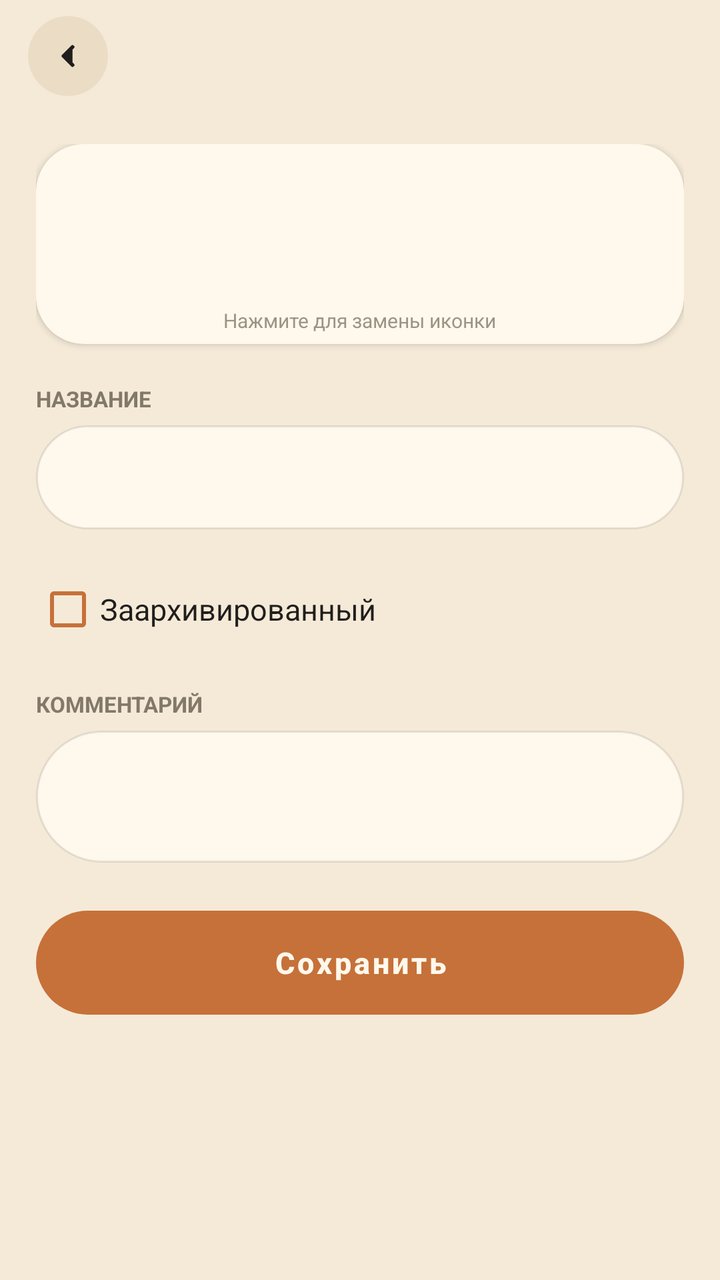
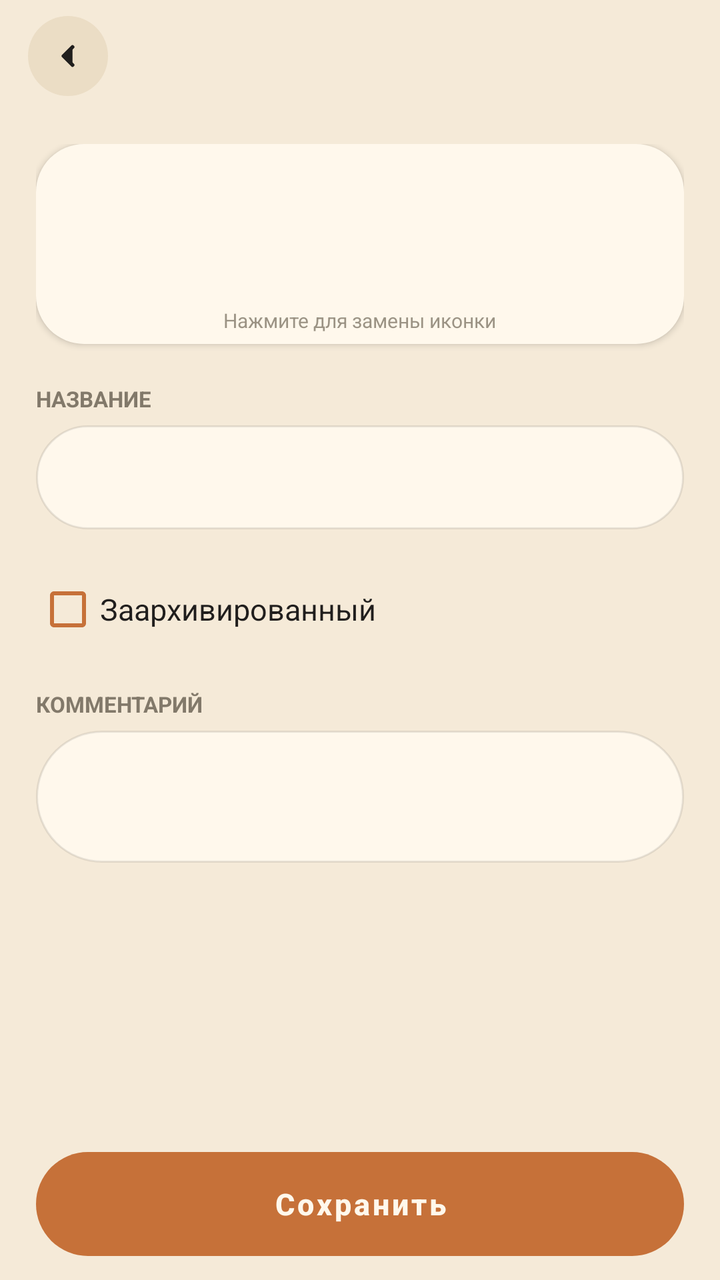

Screens rendered from an Android XML layout before and after an edit, with the pre-edit source and the edit as a unified diff.
<!-- AndroidManifest.xml: activity theme AppTheme.NoActionBar -->
<!-- res/layout/activity_account_item.xml -->
<?xml version="1.0" encoding="utf-8"?>

<LinearLayout xmlns:android="http://schemas.android.com/apk/res/android"
    android:layout_width="match_parent"
    android:layout_height="match_parent"
    android:background="@color/colorBackground"
    android:orientation="vertical">

    <include layout="@layout/view_screen_header"/>

    <ScrollView
        android:layout_width="match_parent"
        android:layout_height="0dp"
        android:layout_weight="1"
        android:scrollbars="none">

    <LinearLayout
        android:layout_width="match_parent"
        android:layout_height="wrap_content"
        android:orientation="vertical"
        android:padding="18dp">

        
        <FrameLayout
            android:layout_width="match_parent"
            android:layout_height="100dp"
            android:background="@drawable/bg_card"
            android:elevation="2dp"
            android:clickable="true"
            android:focusable="true"
            android:onClick="pickIconClick"
            android:layout_marginBottom="20dp">

            <ImageView
                android:id="@+id/imageAccView"
                android:layout_width="match_parent"
                android:layout_height="match_parent"
                android:scaleType="centerInside"
                android:padding="12dp"/>

            <TextView
                android:layout_width="wrap_content"
                android:layout_height="wrap_content"
                android:layout_gravity="bottom|center_horizontal"
                android:paddingBottom="5dp"
                android:text="Нажмите для замены иконки"
                android:textSize="10sp"
                android:textColor="@color/colorTextSecondary"
                android:alpha="0.8"/>
        </FrameLayout>

        
        <TextView
            android:layout_width="match_parent"
            android:layout_height="wrap_content"
            android:text="НАЗВАНИЕ"
            android:textSize="11sp"
            android:textStyle="bold"
            android:textAllCaps="true"
            android:textColor="@color/colorTextSecondary"
            android:layout_marginBottom="6dp"/>

        <EditText
            android:id="@+id/editAccName"
            android:layout_width="match_parent"
            android:layout_height="52dp"
            android:background="@drawable/bg_input_pill"
            android:padding="14dp"
            android:inputType="text"
            android:textColor="@color/colorTextPrimary"
            android:textSize="15sp"
            android:layout_marginBottom="16dp"/>

        
        <LinearLayout
            android:id="@+id/operatingGroup"
            android:layout_width="match_parent"
            android:layout_height="wrap_content"
            android:visibility="gone"
            android:orientation="vertical">

            <TextView
                android:layout_width="match_parent"
                android:layout_height="wrap_content"
                android:text="ВАЛЮТА"
                android:textSize="11sp"
                android:textStyle="bold"
                android:textAllCaps="true"
                android:textColor="@color/colorTextSecondary"
                android:layout_marginBottom="6dp"/>

            <LinearLayout
                android:id="@+id/currencyPickerRow"
                android:layout_width="match_parent"
                android:layout_height="52dp"
                android:background="@drawable/bg_input_pill"
                android:orientation="horizontal"
                android:paddingLeft="14dp"
                android:paddingRight="14dp"
                android:clickable="true"
                android:focusable="true"
                android:onClick="pickCurrencyClick"
                android:layout_marginBottom="16dp">

                <ImageView
                    android:id="@+id/imageCurencyView"
                    android:layout_width="28dp"
                    android:layout_height="28dp"
                    android:layout_gravity="center_vertical"
                    android:layout_marginEnd="10dp"/>

                <TextView
                    android:id="@+id/tvCurrencyLabel"
                    android:layout_width="0dp"
                    android:layout_height="match_parent"
                    android:layout_weight="1"
                    android:gravity="center_vertical"
                    android:textColor="@color/colorTextPrimary"
                    android:textSize="15sp"/>

                <ImageView
                    android:layout_width="20dp"
                    android:layout_height="20dp"
                    android:layout_gravity="center_vertical"
                    android:src="@drawable/ic_next"
                    android:alpha="0.4"/>
            </LinearLayout>
        </LinearLayout>

        
        <CheckBox
            android:id="@+id/checkIsArchive"
            android:layout_width="match_parent"
            android:layout_height="wrap_content"
            android:text="Заархивированный"
            android:textColor="@color/colorTextPrimary"
            android:textSize="15sp"
            android:buttonTint="@color/colorPrimary"
            android:layout_marginBottom="16dp"/>

        
        <TextView
            android:layout_width="match_parent"
            android:layout_height="wrap_content"
            android:text="КОММЕНТАРИЙ"
            android:textSize="11sp"
            android:textStyle="bold"
            android:textAllCaps="true"
            android:textColor="@color/colorTextSecondary"
            android:layout_marginBottom="6dp"/>

        <EditText
            android:id="@+id/editComment"
            android:layout_width="match_parent"
            android:layout_height="wrap_content"
            android:background="@drawable/bg_input_pill"
            android:padding="14dp"
            android:inputType="textMultiLine"
            android:minLines="2"
            android:textColor="@color/colorTextPrimary"
            android:textSize="15sp"
            android:layout_marginBottom="24dp"/>

        
        <Button
            android:id="@+id/btnSave"
            android:layout_width="match_parent"
            android:layout_height="52dp"
            android:background="@drawable/bg_pill_primary"
            android:stateListAnimator="@null"
            android:text="Сохранить"
            android:textAllCaps="false"
            android:textColor="@color/colorSurface"
            android:textSize="15sp"
            android:textStyle="bold"
            android:onClick="btnSaveClick"
            android:layout_marginBottom="10dp"/>

        
        <Button
            android:id="@+id/btnDelete"
            android:layout_width="match_parent"
            android:layout_height="52dp"
            android:background="@drawable/bg_pill_outline_expanse"
            android:stateListAnimator="@null"
            android:text="Удалить"
            android:textAllCaps="false"
            android:textColor="@color/colorexpanse"
            android:textSize="15sp"
            android:textStyle="bold"
            android:onClick="btnDeleteClick"
            android:visibility="gone"/>

    </LinearLayout>
</ScrollView>
</LinearLayout>
<!-- res/layout/view_screen_header.xml (included above) -->
<?xml version="1.0" encoding="utf-8"?>

<LinearLayout xmlns:android="http://schemas.android.com/apk/res/android"
    android:layout_width="match_parent"
    android:layout_height="wrap_content"
    android:gravity="center_vertical"
    android:orientation="horizontal"
    android:paddingLeft="14dp"
    android:paddingRight="14dp"
    android:paddingTop="8dp"
    android:paddingBottom="6dp">

    <ImageButton
        android:id="@+id/btnUp"
        android:layout_width="40dp"
        android:layout_height="40dp"
        android:background="@drawable/bg_pill_secondary"
        android:contentDescription="Назад"
        android:padding="11dp"
        android:scaleType="fitCenter"
        android:src="@drawable/ic_nav_back"
        android:onClick="btnUp"/>

    <TextView
        android:id="@+id/screenTitle"
        android:layout_width="0dp"
        android:layout_height="wrap_content"
        android:layout_weight="1"
        android:layout_marginStart="12dp"
        android:ellipsize="end"
        android:fontFamily="@font/caprasimo"
        android:maxLines="1"
        android:textColor="@color/colorTextPrimary"
        android:textSize="20sp"/>
</LinearLayout>
<!-- resources referenced by this layout -->
<resources>
  <color name="colorBackground">#F5EAD8</color>
  <color name="colorPrimary">#C67139</color>
  <color name="colorSurface">#FFF8EC</color>
  <color name="colorTextPrimary">#201E1D</color>
  <color name="colorTextSecondary">#82796A</color>
  <color name="colorexpanse">#8C491A</color>
  <!-- drawable bg_card (drawable) -->
  <?xml version="1.0" encoding="utf-8"?>
  <shape xmlns:android="http://schemas.android.com/apk/res/android">
      <solid android:color="@color/colorSurface"/>
      <corners android:radius="24dp"/>
  </shape>
  <!-- drawable bg_input_pill (drawable) -->
  <?xml version="1.0" encoding="utf-8"?>
  <shape xmlns:android="http://schemas.android.com/apk/res/android">
      <solid android:color="@color/colorSurface"/>
      <corners android:radius="999dp"/>
      <stroke android:width="1dp" android:color="@color/colorCardBorder"/>
  </shape>
  <!-- drawable bg_pill_outline_expanse (drawable) -->
  <?xml version="1.0" encoding="utf-8"?>
  <ripple xmlns:android="http://schemas.android.com/apk/res/android"
      android:color="@color/colorRippleExpanse">
      <item>
          <shape>
              <solid android:color="@android:color/transparent"/>
              <corners android:radius="999dp"/>
              <stroke android:width="1.5dp" android:color="@color/colorexpanse"/>
          </shape>
      </item>
  </ripple>
  <!-- drawable bg_pill_primary (drawable) -->
  <?xml version="1.0" encoding="utf-8"?>
  <ripple xmlns:android="http://schemas.android.com/apk/res/android"
      android:color="@color/colorPrimaryDark">
      <item>
          <shape>
              <solid android:color="@color/colorPrimary"/>
              <corners android:radius="999dp"/>
          </shape>
      </item>
  </ripple>
  <!-- drawable bg_pill_secondary (drawable) -->
  <?xml version="1.0" encoding="utf-8"?>
  <ripple xmlns:android="http://schemas.android.com/apk/res/android"
      android:color="@color/colorPrimaryLight">
      <item>
          <shape>
              <solid android:color="@color/colorSurfaceAlt"/>
              <corners android:radius="999dp"/>
          </shape>
      </item>
  </ripple>
  <!-- drawable ic_nav_back (drawable) -->
  <?xml version="1.0" encoding="utf-8"?>
  <vector xmlns:android="http://schemas.android.com/apk/res/android"
      android:width="18dp" android:height="18dp" android:viewportWidth="24" android:viewportHeight="24">
      <path android:fillColor="@color/colorTextPrimary" android:pathData="M15,6 L9,12 L15,18"
          android:strokeColor="@color/colorTextPrimary" android:strokeWidth="2.5" android:strokeLineCap="round" android:strokeLineJoin="round"/>
  </vector>
  <!-- drawable ic_next (drawable) -->
  <vector xmlns:android="http://schemas.android.com/apk/res/android"
      android:width="24dp"
      android:height="24dp"
      android:viewportWidth="24"
      android:viewportHeight="24"
      android:tint="?attr/colorControlNormal">
    <path
        android:fillColor="@android:color/white"
        android:pathData="M6,18l8.5,-6L6,6v12zM16,6v12h2V6h-2z"/>
  </vector>
  <style name="AppTheme.NoActionBar">
          <item name="windowActionBar">false</item>
          <item name="windowNoTitle">true</item>
      </style>
  <color name="colorCardBorder">#1A201E1D</color>
  <color name="colorRippleExpanse">#268C491A</color>
  <color name="colorPrimaryDark">#B2622D</color>
  <color name="colorPrimaryLight">#F6A06B</color>
  <color name="colorSurfaceAlt">#EBDDC5</color>
</resources>

<!-- the commit's change to res/layout/activity_account_item.xml (unified diff, before → after) -->
@@ -161,11 +161,43 @@
             android:textSize="15sp"
             android:layout_marginBottom="24dp"/>
 
-        
+    </LinearLayout>
+</ScrollView>
+
+    
+    <LinearLayout
+        android:id="@+id/formActions"
+        android:layout_width="match_parent"
+        android:layout_height="wrap_content"
+        android:background="@color/colorBackground"
+        android:orientation="horizontal"
+        android:paddingLeft="18dp"
+        android:paddingRight="18dp"
+        android:paddingTop="8dp"
+        android:paddingBottom="12dp">
+
+        
+        <Button
+            android:id="@+id/btnDelete"
+            android:layout_width="0dp"
+            android:layout_height="52dp"
+            android:layout_weight="1"
+            android:layout_marginEnd="9dp"
+            android:background="@drawable/bg_pill_outline_expanse"
+            android:stateListAnimator="@null"
+            android:text="Удалить"
+            android:textAllCaps="false"
+            android:textColor="@color/colorexpanse"
+            android:textSize="15sp"
+            android:textStyle="bold"
+            android:onClick="btnDeleteClick"
+            android:visibility="gone"/>
+
         <Button
             android:id="@+id/btnSave"
-            android:layout_width="match_parent"
+            android:layout_width="0dp"
             android:layout_height="52dp"
+            android:layout_weight="1"
             android:background="@drawable/bg_pill_primary"
             android:stateListAnimator="@null"
             android:text="Сохранить"
@@ -173,26 +205,8 @@
             android:textColor="@color/colorSurface"
             android:textSize="15sp"
             android:textStyle="bold"
-            android:onClick="btnSaveClick"
-            android:layout_marginBottom="10dp"/>
-
-        
-        <Button
-            android:id="@+id/btnDelete"
-            android:layout_width="match_parent"
-            android:layout_height="52dp"
-            android:background="@drawable/bg_pill_outline_expanse"
-            android:stateListAnimator="@null"
-            android:text="Удалить"
-            android:textAllCaps="false"
-            android:textColor="@color/colorexpanse"
-            android:textSize="15sp"
-            android:textStyle="bold"
-            android:onClick="btnDeleteClick"
-            android:visibility="gone"/>
-
+            android:onClick="btnSaveClick"/>
     </LinearLayout>
-</ScrollView>
 </LinearLayout>
 <!-- res/layout/view_screen_header.xml (included above) -->
 <?xml version="1.0" encoding="utf-8"?>
